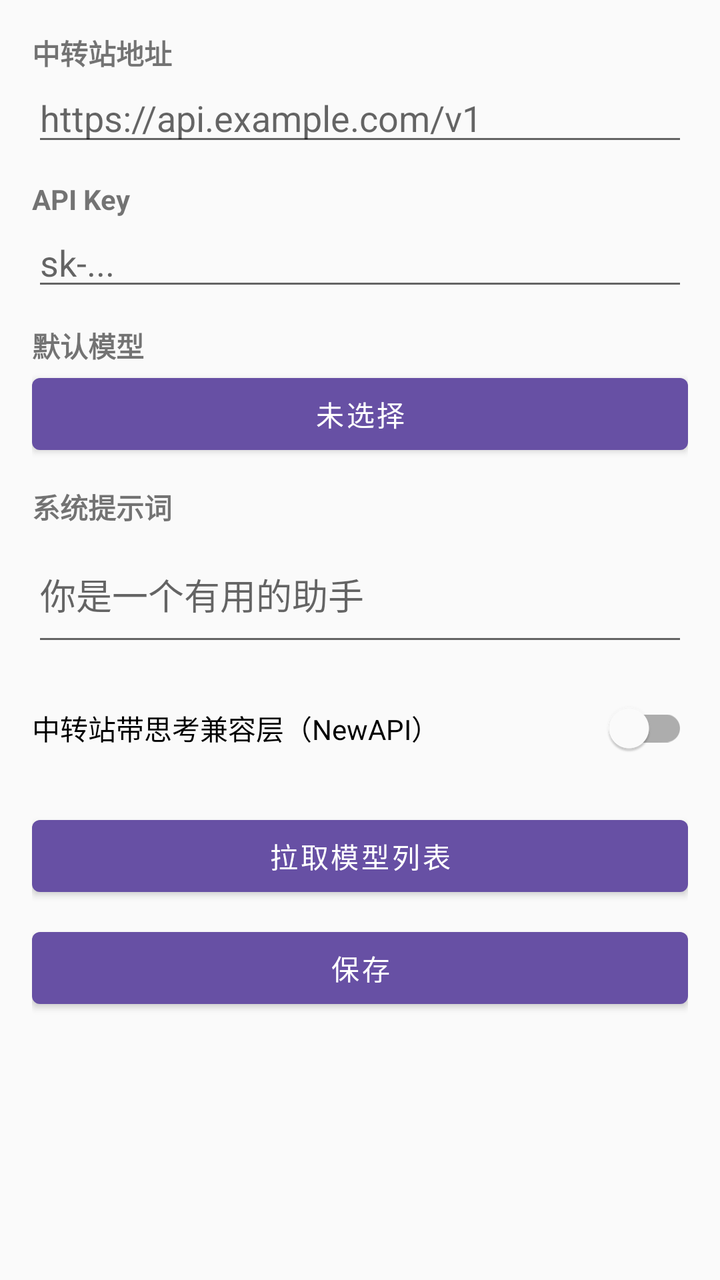
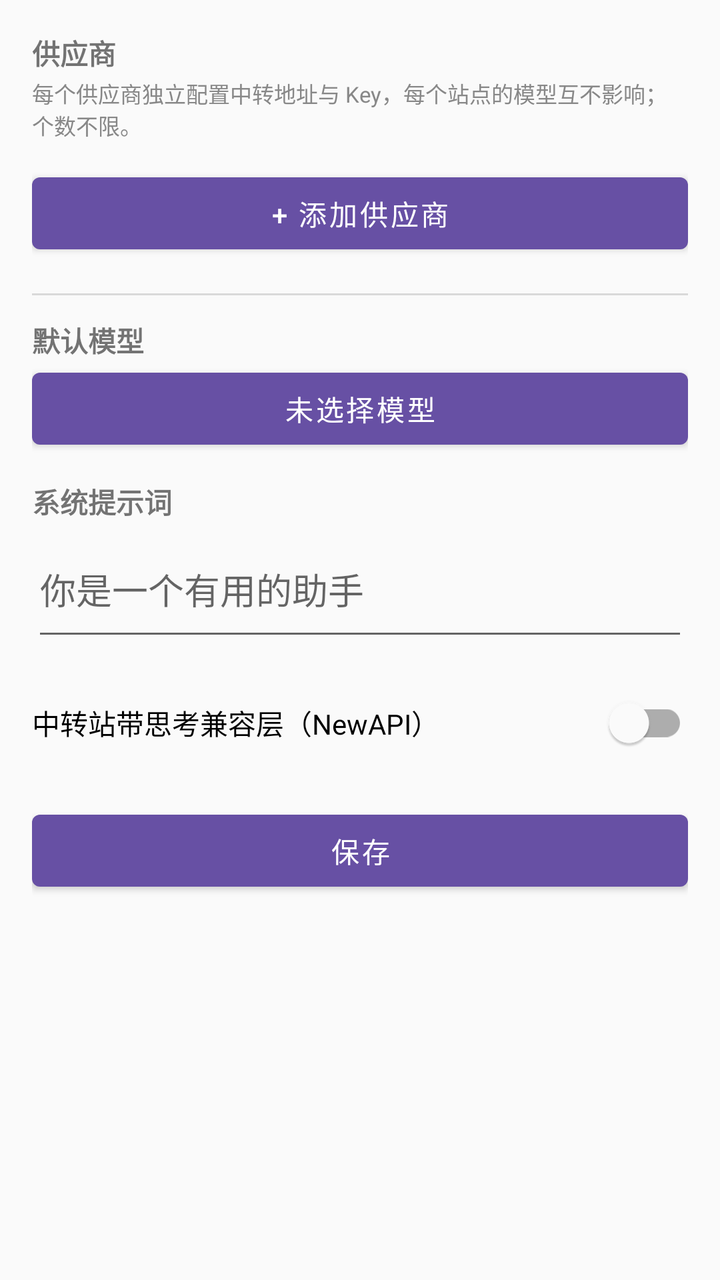

Screens rendered from an Android XML layout before and after an edit, with the pre-edit source and the edit as a unified diff.
<!-- AndroidManifest.xml: application theme Theme.numAi5 -->
<!-- res/layout/activity_settings.xml -->
<?xml version="1.0" encoding="utf-8"?>
<ScrollView xmlns:android="http://schemas.android.com/apk/res/android"
    android:layout_width="match_parent"
    android:layout_height="match_parent"
    android:padding="16dp">

    <LinearLayout
        android:layout_width="match_parent"
        android:layout_height="wrap_content"
        android:orientation="vertical">

        <TextView
            android:layout_width="wrap_content"
            android:layout_height="wrap_content"
            android:text="@string/base_url"
            android:textStyle="bold" />

        <EditText
            android:id="@+id/editBaseUrl"
            android:layout_width="match_parent"
            android:layout_height="wrap_content"
            android:hint="https://api.example.com/v1"
            android:inputType="textUri" />

        <TextView
            android:layout_width="wrap_content"
            android:layout_height="wrap_content"
            android:layout_marginTop="12dp"
            android:text="@string/api_key"
            android:textStyle="bold" />

        <EditText
            android:id="@+id/editApiKey"
            android:layout_width="match_parent"
            android:layout_height="wrap_content"
            android:hint="sk-..."
            android:inputType="textPassword" />

        <TextView
            android:layout_width="wrap_content"
            android:layout_height="wrap_content"
            android:layout_marginTop="12dp"
            android:text="@string/default_model"
            android:textStyle="bold" />

        <Button
            android:id="@+id/btnDefaultModel"
            android:layout_width="match_parent"
            android:layout_height="wrap_content"
            android:text="未选择" />

        <TextView
            android:layout_width="wrap_content"
            android:layout_height="wrap_content"
            android:layout_marginTop="12dp"
            android:text="@string/system_prompt"
            android:textStyle="bold" />

        <EditText
            android:id="@+id/editSystemPrompt"
            android:layout_width="match_parent"
            android:layout_height="wrap_content"
            android:hint="你是一个有用的助手"
            android:inputType="textMultiLine"
            android:minLines="2" />

        <com.google.android.material.switchmaterial.SwitchMaterial
            android:id="@+id/switchNewapi"
            android:layout_width="match_parent"
            android:layout_height="wrap_content"
            android:layout_marginTop="12dp"
            android:text="@string/newapi_dialect" />

        <Button
            android:id="@+id/btnFetchModels"
            android:layout_width="match_parent"
            android:layout_height="wrap_content"
            android:layout_marginTop="16dp"
            android:text="@string/fetch_models" />

        <Button
            android:id="@+id/btnSave"
            android:layout_width="match_parent"
            android:layout_height="wrap_content"
            android:layout_marginTop="8dp"
            android:text="@string/save" />
    </LinearLayout>
</ScrollView>
<!-- resources referenced by this layout -->
<resources>
  <string name="api_key">API Key</string>
  <string name="base_url">中转站地址</string>
  <string name="default_model">默认模型</string>
  <string name="fetch_models">拉取模型列表</string>
  <string name="newapi_dialect">中转站带思考兼容层（NewAPI）</string>
  <string name="save">保存</string>
  <string name="system_prompt">系统提示词</string>
  <style name="Theme.numAi5" parent="Theme.MaterialComponents.Light.DarkActionBar">
          <item name="colorPrimary">@color/primary</item>
          <item name="colorPrimaryDark">@color/primary_dark</item>
          <item name="colorAccent">@color/accent</item>
          <item name="android:windowBackground">@color/bg_chat</item>
      </style>
  <color name="primary">#FF6750A4</color>
  <color name="primary_dark">#FF4F3C7C</color>
  <color name="accent">#FF03DAC6</color>
  <color name="bg_chat">#FFFAFAFA</color>
</resources>

<!-- the commit's change to res/layout/activity_settings.xml (unified diff, before → after) -->
@@ -12,29 +12,36 @@
         <TextView
             android:layout_width="wrap_content"
             android:layout_height="wrap_content"
-            android:text="@string/base_url"
+            android:text="@string/provider_list"
             android:textStyle="bold" />
 
-        <EditText
-            android:id="@+id/editBaseUrl"
+        <TextView
             android:layout_width="match_parent"
             android:layout_height="wrap_content"
-            android:hint="https://api.example.com/v1"
-            android:inputType="textUri" />
+            android:layout_marginTop="2dp"
+            android:text="@string/provider_hint"
+            android:textColor="@color/text_meta"
+            android:textSize="11sp" />
 
-        <TextView
-            android:layout_width="wrap_content"
-            android:layout_height="wrap_content"
-            android:layout_marginTop="12dp"
-            android:text="@string/api_key"
-            android:textStyle="bold" />
-
-        <EditText
-            android:id="@+id/editApiKey"
+        <LinearLayout
+            android:id="@+id/providerList"
             android:layout_width="match_parent"
             android:layout_height="wrap_content"
-            android:hint="sk-..."
-            android:inputType="textPassword" />
+            android:layout_marginTop="6dp"
+            android:orientation="vertical" />
+
+        <Button
+            android:id="@+id/btnAddProvider"
+            android:layout_width="match_parent"
+            android:layout_height="wrap_content"
+            android:layout_marginTop="6dp"
+            android:text="@string/add_provider" />
+
+        <View
+            android:layout_width="match_parent"
+            android:layout_height="1dp"
+            android:layout_marginTop="16dp"
+            android:background="#22000000" />
 
         <TextView
             android:layout_width="wrap_content"
@@ -47,7 +54,7 @@
             android:id="@+id/btnDefaultModel"
             android:layout_width="match_parent"
             android:layout_height="wrap_content"
-            android:text="未选择" />
+            android:text="@string/model_not_selected" />
 
         <TextView
             android:layout_width="wrap_content"
@@ -60,7 +67,7 @@
             android:id="@+id/editSystemPrompt"
             android:layout_width="match_parent"
             android:layout_height="wrap_content"
-            android:hint="你是一个有用的助手"
+            android:hint="@string/system_prompt_hint"
             android:inputType="textMultiLine"
             android:minLines="2" />
 
@@ -72,17 +79,10 @@
             android:text="@string/newapi_dialect" />
 
         <Button
-            android:id="@+id/btnFetchModels"
+            android:id="@+id/btnSave"
             android:layout_width="match_parent"
             android:layout_height="wrap_content"
             android:layout_marginTop="16dp"
-            android:text="@string/fetch_models" />
-
-        <Button
-            android:id="@+id/btnSave"
-            android:layout_width="match_parent"
-            android:layout_height="wrap_content"
-            android:layout_marginTop="8dp"
             android:text="@string/save" />
     </LinearLayout>
 </ScrollView>
<!-- resource entries referenced after the edit -->
@@ -1,12 +1,15 @@
 <!-- resources referenced by this layout -->
 <resources>
-  <string name="api_key">API Key</string>
-  <string name="base_url">中转站地址</string>
+  <color name="text_meta">#FF888888</color>
+  <string name="add_provider">+ 添加供应商</string>
   <string name="default_model">默认模型</string>
-  <string name="fetch_models">拉取模型列表</string>
+  <string name="model_not_selected">未选择模型</string>
   <string name="newapi_dialect">中转站带思考兼容层（NewAPI）</string>
+  <string name="provider_hint">每个供应商独立配置中转地址与 Key，每个站点的模型互不影响；个数不限。</string>
+  <string name="provider_list">供应商</string>
   <string name="save">保存</string>
   <string name="system_prompt">系统提示词</string>
+  <string name="system_prompt_hint">你是一个有用的助手</string>
   <style name="Theme.numAi5" parent="Theme.MaterialComponents.Light.DarkActionBar">
           <item name="colorPrimary">@color/primary</item>
           <item name="colorPrimaryDark">@color/primary_dark</item>
